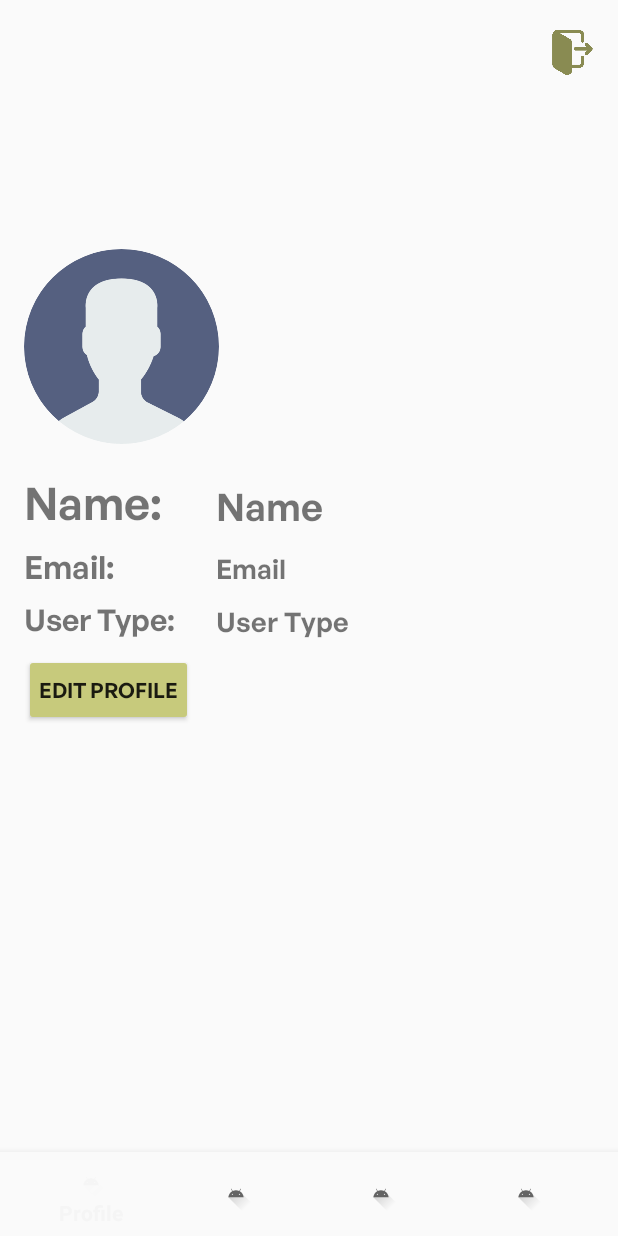
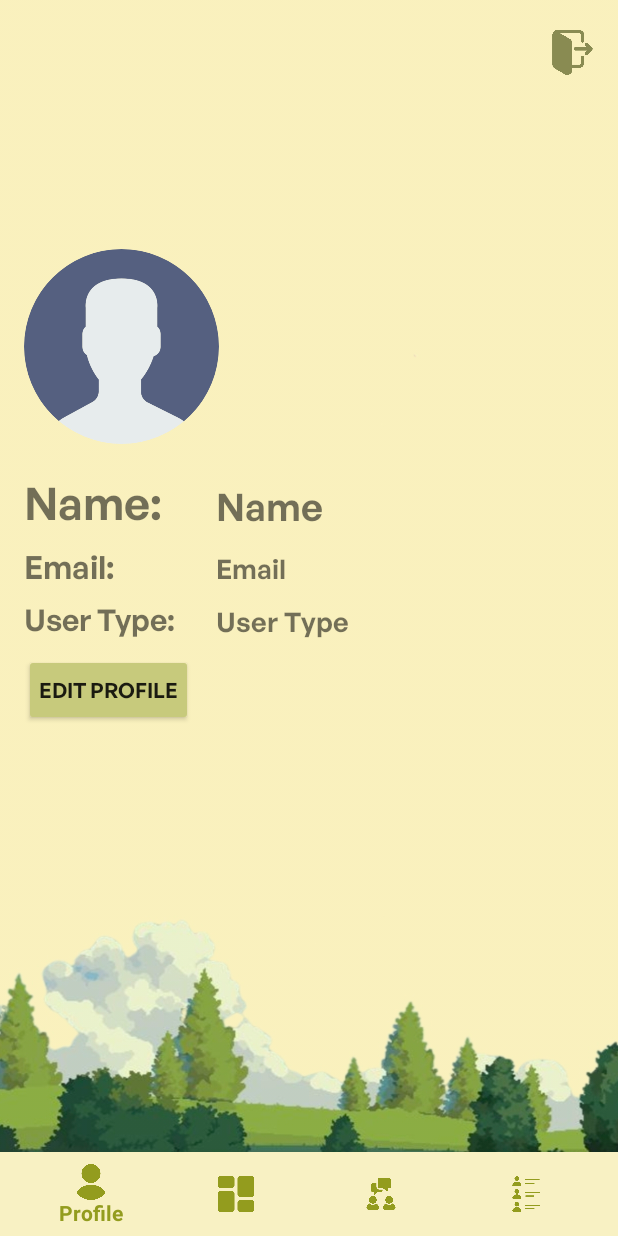
Before and after one commit to BrixSuficiencia/ELDROID_SiloganNiJian_1030FRI, an Android app: the AdminActivity screen opened directly, with no data from a screen before it, on a phone screen of 412 x 824 dp. Run offline under Robolectric (Android 15) with nearby library versions, the phone set to English and light mode, and no system bars.

Commit message:
Admin User Interface Changes

```diff
--- a/app/src/main/AndroidManifest.xml
+++ b/app/src/main/AndroidManifest.xml
@@ -8,7 +8,7 @@
         android:allowBackup="true"
         android:dataExtractionRules="@xml/data_extraction_rules"
         android:fullBackupContent="@xml/backup_rules"
-        android:icon="@mipmap/ic_launcher"
+        android:icon="@drawable/logo"
         android:label="@string/app_name"
         android:roundIcon="@mipmap/ic_launcher_round"
         android:supportsRtl="true"
--- a/app/src/main/java/com/sabal/terramasterhub/data/view/SignupActivity.kt
+++ b/app/src/main/java/com/sabal/terramasterhub/data/view/SignupActivity.kt
@@ -42,7 +42,7 @@ class SignupActivity : AppCompatActivity(), AuthListener {
         licenseNumberEditText = findViewById(R.id.et_license_number)
 
         // Initialize user types
-        val userTypes = arrayOf("Finder", "expert", "surveyor")
+        val userTypes = arrayOf("finder", "expert", "surveyor")
 
         // Set up the Spinner with an ArrayAdapter
         val adapter = ArrayAdapter(this, android.R.layout.simple_spinner_item, userTypes)
@@ -56,7 +56,7 @@ class SignupActivity : AppCompatActivity(), AuthListener {
                 viewModel.user_type = selectedUserType
 
                 // Show or hide EditTexts based on the selected user type
-                if (selectedUserType == "Finder") {
+                if (selectedUserType == "finder") {
                     certificationIdEditText.visibility = View.GONE
                     licenseNumberEditText.visibility = View.GONE
                 } else {
--- a/app/src/main/res/layout/activity_admin.xml
+++ b/app/src/main/res/layout/activity_admin.xml
@@ -2,6 +2,7 @@
 <RelativeLayout xmlns:android="http://schemas.android.com/apk/res/android"
     android:layout_width="match_parent"
     android:layout_height="match_parent"
+    android:background="@drawable/backg"
     xmlns:app="http://schemas.android.com/apk/res-auto">
 
     <!-- Fragment container -->
@@ -14,9 +15,11 @@
     <!-- Bottom navigation bar -->
     <com.google.android.material.bottomnavigation.BottomNavigationView
         android:id="@+id/bottom_navigation"
+        android:background="#F8F1C3"
         android:layout_width="match_parent"
         android:layout_height="wrap_content"
+        app:itemIconTint="#939c1e"
+        app:itemTextColor="#939c1e"
         android:layout_alignParentBottom="true"
-        android:background="?android:attr/windowBackground"
         app:menu="@menu/admin_bottom_navigation_menu"/>
 </RelativeLayout>
--- a/app/src/main/res/layout/activity_login.xml
+++ b/app/src/main/res/layout/activity_login.xml
@@ -62,6 +62,7 @@
                 android:textColor="@color/black"
                 android:fontFamily="@font/generalsans_semibold"
                 android:background="@color/white"
+                android:singleLine="true"
                 android:hint="Email Address"
                 android:textSize="20sp"
                 android:layout_marginTop="15dp" />
@@ -74,6 +75,7 @@
                 android:padding="15dp"
                 android:maxLines="1"
                 android:layout_marginTop="20dp"
+                android:singleLine="true"
                 android:layout_below="@+id/edtEmail"
                 android:layout_centerHorizontal="true"
                 android:ems="10"
--- a/app/src/main/res/layout/fragment_2.xml
+++ b/app/src/main/res/layout/fragment_2.xml
@@ -1,5 +1,6 @@
 <?xml version="1.0" encoding="utf-8"?>
 <FrameLayout xmlns:android="http://schemas.android.com/apk/res/android"
+    xmlns:tools="http://schemas.android.com/tools"
     android:orientation="vertical"
     android:layout_width="match_parent"
     android:layout_height="match_parent">
@@ -19,6 +20,7 @@
         android:layout_marginLeft="10dp"
         android:layout_marginTop="30dp"
         android:id="@+id/recyclerViewExperts"
+        tools:listitem="@layout/item_expert"
         android:layout_width="match_parent"
         android:layout_height="wrap_content"
         android:layout_weight="1"
--- a/app/src/main/res/layout/item_admin_update.xml
+++ b/app/src/main/res/layout/item_admin_update.xml
@@ -1,9 +1,11 @@
 <!-- res/layout/item_update.xml -->
 <LinearLayout xmlns:android="http://schemas.android.com/apk/res/android"
     android:orientation="vertical"
+    android:padding="16dp"
     android:layout_width="match_parent"
     android:layout_height="wrap_content"
-    android:padding="16dp">
+    android:layout_marginBottom="5dp"
+    android:background="@drawable/divider">
 
     <!-- Title -->
     <TextView
--- a/app/src/main/res/menu/admin_bottom_navigation_menu.xml
+++ b/app/src/main/res/menu/admin_bottom_navigation_menu.xml
@@ -2,18 +2,18 @@
 <menu xmlns:android="http://schemas.android.com/apk/res/android">
     <item
         android:id="@+id/nav_profile"
-        android:icon="@drawable/ic_launcher_foreground"
+        android:icon="@drawable/footericon4"
         android:title="Profile" />
     <item
         android:id="@+id/nav_dashboard"
-        android:icon="@drawable/ic_launcher_foreground"
+        android:icon="@drawable/dashboard"
         android:title="Dashboard" />
     <item
         android:id="@+id/nav_consultations_logs"
-        android:icon="@drawable/ic_launcher_foreground"
+        android:icon="@drawable/consultations"
         android:title="Logs" />
     <item
         android:id="@+id/nav_users"
-        android:icon="@drawable/ic_launcher_foreground"
+        android:icon="@drawable/reqlist"
         android:title="Users" />
 </menu>
```
Also changed, not shown: app/src/main/res/layout/fragment_7.xml (+9 -4 lines), app/src/main/res/layout/fragment_8.xml (+14 -0 lines), app/src/main/res/layout/item_consultation_log.xml (+14 -2 lines), app/src/main/res/layout/item_user.xml (+12 -6 lines), app/src/main/res/drawable/logo.PNG (added).
